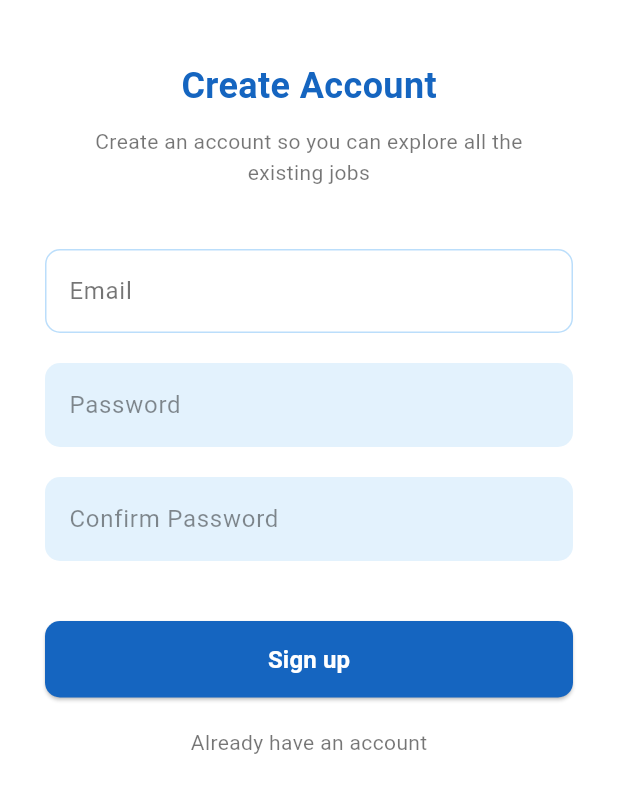
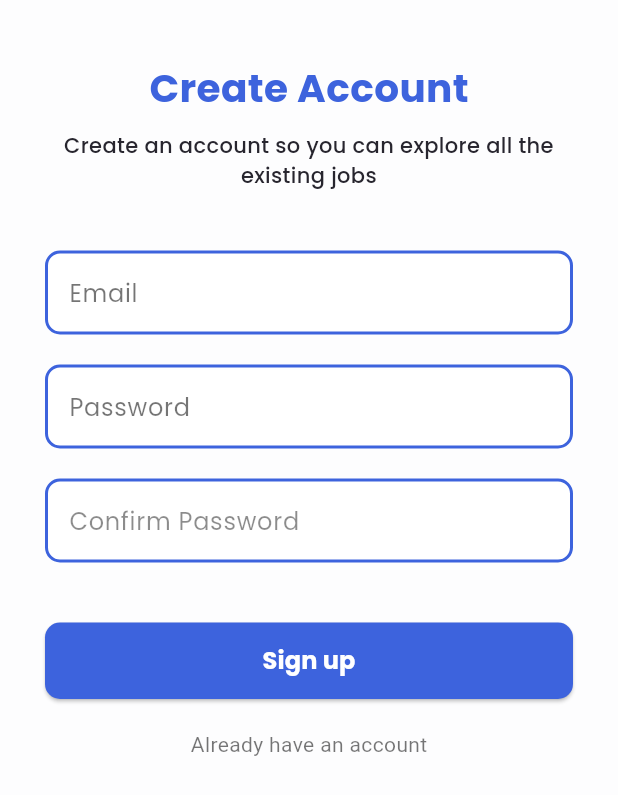
Before and after one commit to orangearinge/Alysa-Mobile, a Flutter app: the screen it shows after launch, after a tap on "Create an account", on a phone screen of 412 x 824 dp. Shown: the top 795 px of the screen. Run offline on Flutter 3.47's test engine with Material 3 defaults, Android fonts, the light colour scheme and no system bars; our stand-ins replace font_awesome_flutter, google_fonts; network calls fail.

Commit message:
Login n Welcome + Color

```diff
--- a/lib/main.dart
+++ b/lib/main.dart
@@ -15,7 +15,7 @@ class MyApp extends StatelessWidget {
   Widget build(BuildContext context) {
     return MaterialApp(
       debugShowCheckedModeBanner: false,
-      title: 'Dream Job App',
+      title: 'Alysa App',
       theme: ThemeData(
         colorScheme: ColorScheme.fromSeed(seedColor: Color(0xFF944E63)),
         useMaterial3: true,
--- a/lib/pages/create_account.dart
+++ b/lib/pages/create_account.dart
@@ -1,5 +1,7 @@
 import 'package:flutter/material.dart';
 import 'home_page.dart';
+import 'package:alysa_speak/theme/app_color.dart';
+import 'package:google_fonts/google_fonts.dart';
 
 class CreateAccountPage extends StatelessWidget {
   const CreateAccountPage({super.key});
@@ -11,7 +13,7 @@ class CreateAccountPage extends StatelessWidget {
     final confirmPasswordController = TextEditingController();
 
     return Scaffold(
-      backgroundColor: Colors.white,
+      backgroundColor: AppColors.background,
       body: SafeArea(
         child: Padding(
           padding: const EdgeInsets.symmetric(horizontal: 30, vertical: 40),
@@ -21,23 +23,23 @@ class CreateAccountPage extends StatelessWidget {
               children: [
                 // Judul
                 Text(
-                  'Create Account',
-                  style: TextStyle(
-                    color: Colors.blue[800],
-                    fontSize: 24,
-                    fontWeight: FontWeight.bold,
-                  ),
+                "Create Account",
+                style: GoogleFonts.poppins(
+                  fontSize: 26,
+                  fontWeight: FontWeight.bold,
+                  color: AppColors.primary,
                 ),
+              ),
                 const SizedBox(height: 10),
 
                 // Deskripsi
-                const Text(
+                Text(
                   'Create an account so you can explore all the\nexisting jobs',
                   textAlign: TextAlign.center,
-                  style: TextStyle(
-                    color: Colors.black54,
-                    fontSize: 14,
-                    height: 1.5,
+                  style: GoogleFonts.poppins(
+                  fontSize: 14,
+                  color: AppColors.textDark,
+                  fontWeight: FontWeight.w500,
                   ),
                 ),
                 const SizedBox(height: 40),
@@ -47,16 +49,16 @@ class CreateAccountPage extends StatelessWidget {
                   controller: emailController,
                   decoration: InputDecoration(
                     labelText: 'Email',
-                    labelStyle: const TextStyle(color: Colors.black54),
+                    labelStyle: GoogleFonts.poppins(color: Colors.black54),
                     filled: true,
                     fillColor: Colors.white,
                     focusedBorder: OutlineInputBorder(
                       borderSide:
-                          BorderSide(color: Colors.blue[800]!, width: 1.5),
+                          BorderSide(color: AppColors.primary, width: 2),
                       borderRadius: BorderRadius.circular(10),
                     ),
                     enabledBorder: OutlineInputBorder(
-                      borderSide: BorderSide(color: Colors.blue[100]!),
+                      borderSide: BorderSide(color: AppColors.primary, width: 2),
                       borderRadius: BorderRadius.circular(10),
                     ),
                   ),
@@ -68,13 +70,19 @@ class CreateAccountPage extends StatelessWidget {
                   controller: passwordController,
                   obscureText: true,
                   decoration: InputDecoration(
-                    hintText: 'Password',
+                    labelText: 'Password',
+                    labelStyle: GoogleFonts.poppins(color: Colors.black54),
                     hintStyle: const TextStyle(color: Colors.black45),
                     filled: true,
-                    fillColor: Colors.blue[50],
-                    border: OutlineInputBorder(
+                    fillColor: Colors.white,
+                    focusedBorder: OutlineInputBorder(
+                      borderSide:
+                          BorderSide(color: AppColors.primary, width: 2),
                       borderRadius: BorderRadius.circular(10),
-                      borderSide: BorderSide.none,
+                    ),
+                    enabledBorder: OutlineInputBorder(
+                      borderSide: BorderSide(color: AppColors.primary, width: 2),
+                      borderRadius: BorderRadius.circular(10),
                     ),
                   ),
                 ),
@@ -85,13 +93,18 @@ class CreateAccountPage extends StatelessWidget {
                   controller: confirmPasswordController,
                   obscureText: true,
                   decoration: InputDecoration(
-                    hintText: 'Confirm Password',
-                    hintStyle: const TextStyle(color: Colors.black45),
+                    labelText: 'Confirm Password',
+                    labelStyle: GoogleFonts.poppins(color: Colors.black45),
                     filled: true,
-                    fillColor: Colors.blue[50],
-                    border: OutlineInputBorder(
+                    fillColor: Colors.white,
+                    focusedBorder: OutlineInputBorder(
+                      borderSide:
+                          BorderSide(color: AppColors.primary, width: 2),
                       borderRadius: BorderRadius.circular(10),
-                      borderSide: BorderSide.none,
+                    ),
+                    enabledBorder: OutlineInputBorder(
+                      borderSide: BorderSide(color: AppColors.primary, width: 2),
+                      borderRadius: BorderRadius.circular(10),
                     ),
                   ),
                 ),
@@ -111,16 +124,16 @@ class CreateAccountPage extends StatelessWidget {
                       );
                     },
                     style: ElevatedButton.styleFrom(
-                      backgroundColor: Colors.blue[800],
+                      backgroundColor: AppColors.primary,
                       foregroundColor: Colors.white,
                       padding: const EdgeInsets.symmetric(vertical: 14),
                       shape: RoundedRectangleBorder(
                         borderRadius: BorderRadius.circular(10),
                       ),
                     ),
-                    child: const Text(
+                    child: Text(
                       'Sign up',
-                      style: TextStyle(
+                      style: GoogleFonts.poppins(
                         fontSize: 16,
                         fontWeight: FontWeight.bold,
                       ),
--- a/lib/pages/login_page.dart
+++ b/lib/pages/login_page.dart
@@ -1,5 +1,6 @@
 import 'package:flutter/material.dart';
 import 'package:google_fonts/google_fonts.dart';
+import 'package:alysa_speak/theme/app_color.dart';
 
 class LoginPage extends StatelessWidget {
   const LoginPage({super.key});
@@ -7,7 +8,7 @@ class LoginPage extends StatelessWidget {
   @override
   Widget build(BuildContext context) {
     return Scaffold(
-      backgroundColor: Colors.white,
+      backgroundColor: AppColors.background,
       body: SafeArea(
         child: Padding(
           padding: const EdgeInsets.symmetric(horizontal: 24.0, vertical: 32),
@@ -22,7 +23,7 @@ class LoginPage extends StatelessWidget {
                 style: GoogleFonts.poppins(
                   fontSize: 26,
                   fontWeight: FontWeight.bold,
-                  color: const Color(0xFF1565D8),
+                  color: AppColors.primary,
                 ),
               ),
               const SizedBox(height: 8),
@@ -33,7 +34,7 @@ class LoginPage extends StatelessWidget {
                 textAlign: TextAlign.center,
                 style: GoogleFonts.poppins(
                   fontSize: 14,
-                  color: Colors.black87,
+                  color: AppColors.textDark,
                   fontWeight: FontWeight.w500,
                 ),
               ),
@@ -46,11 +47,11 @@ class LoginPage extends StatelessWidget {
                   labelStyle: GoogleFonts.poppins(color: Colors.black54),
                   enabledBorder: OutlineInputBorder(
                     borderRadius: BorderRadius.circular(8),
-                    borderSide: const BorderSide(color: Color(0xFF1565D8)),
+                    borderSide: const BorderSide(color: AppColors.primary, width: 2),
                   ),
                   focusedBorder: OutlineInputBorder(
                     borderRadius: BorderRadius.circular(8),
-                    borderSide: const BorderSide(color: Color(0xFF1565D8), width: 2),
+                    borderSide: const BorderSide(color: AppColors.primary, width: 2),
                   ),
                 ),
               ),
@@ -64,11 +65,11 @@ class LoginPage extends StatelessWidget {
                   labelStyle: GoogleFonts.poppins(color: Colors.black54),
                   enabledBorder: OutlineInputBorder(
                     borderRadius: BorderRadius.circular(8),
-                    borderSide: const BorderSide(color: Colors.grey),
+                    borderSide: const BorderSide(color: AppColors.primary, width: 2),
                   ),
                   focusedBorder: OutlineInputBorder(
                     borderRadius: BorderRadius.circular(8),
-                    borderSide: const BorderSide(color: Color(0xFF1565D8), width: 2),
+                    borderSide: const BorderSide(color: AppColors.primary, width: 2),
                   ),
                 ),
               ),
@@ -83,7 +84,7 @@ class LoginPage extends StatelessWidget {
                   child: Text(
                     "Forgot your password?",
                     style: GoogleFonts.poppins(
-                      color: const Color(0xFF1565D8),
+                      color: AppColors.primary,
                       fontSize: 13,
                       fontWeight: FontWeight.w500,
                     ),
@@ -100,7 +101,7 @@ class LoginPage extends StatelessWidget {
                 child: ElevatedButton(
                   onPressed: () {},
                   style: ElevatedButton.styleFrom(
-                    backgroundColor: const Color(0xFF1565D8),
+                    backgroundColor: AppColors.primary,
                     shape: RoundedRectangleBorder(
                       borderRadius: BorderRadius.circular(10),
                     ),
@@ -138,9 +139,10 @@ class LoginPage extends StatelessWidget {
                 height: 50,
                 child: OutlinedButton.icon(
                   onPressed: () {},
-                  icon: Image.network(
-                    'https://upload.wikimedia.org/wikipedia/commons/4/4e/Gmail_Icon.png',
-                    height: 22,
+                  icon: Image.asset(
+                    'assets/images/Google.png',
+                    width: 40,
+                    height: 40,
                   ),
                   label: Text(
                     "Continue with Google",
--- a/lib/pages/welcome_screen.dart
+++ b/lib/pages/welcome_screen.dart
@@ -1,6 +1,8 @@
 import 'package:flutter/material.dart';
+import 'package:google_fonts/google_fonts.dart';
 import 'create_account.dart';
 import 'login_page.dart';
+import 'package:alysa_speak/theme/app_color.dart';
 
 class WelcomePage extends StatelessWidget {
   const WelcomePage({super.key});
@@ -8,7 +10,7 @@ class WelcomePage extends StatelessWidget {
   @override
   Widget build(BuildContext context) {
     return Scaffold(
-      backgroundColor: Colors.white,
+      backgroundColor: AppColors.background,
       body: SafeArea(
         child: Stack(
           children: [
@@ -18,25 +20,25 @@ class WelcomePage extends StatelessWidget {
               left: -30,
               child: CircleAvatar(
                 radius: 70,
-                backgroundColor: Colors.blue[100],
+                backgroundColor: AppColors.secondary,
               ),
             ),
             Positioned(
               top: 200,
               right: 20,
-              child: CircleAvatar(radius: 40, backgroundColor: Colors.blue[50]),
+              child: CircleAvatar(radius: 40, backgroundColor: AppColors.secondary),
             ),
             Positioned(
               bottom: 0,
               left: 0,
               right: 0,
               child: Container(
-                height: 280,
+                height: 450,
                 decoration: BoxDecoration(
-                  color: Colors.blue[50],
+                  color: AppColors.secondary,
                   borderRadius: const BorderRadius.only(
-                    topLeft: Radius.circular(300),
-                    topRight: Radius.circular(300),
+                    topLeft: Radius.circular(100),
+                    topRight: Radius.circular(100),
                   ),
                 ),
               ),
@@ -48,30 +50,30 @@ class WelcomePage extends StatelessWidget {
               child: Column(
                 mainAxisAlignment: MainAxisAlignment.end,
                 children: [
-                  const SizedBox(height: 80),
+                  const SizedBox(height: 60),
 
                   // Nama Aplikasi
                   Text(
                     'Alysa',
-                    style: TextStyle(
-                      color: Colors.blue[800],
-                      fontSize: 50,
+                    style: GoogleFonts.poppins(
+                      color: AppColors.primary,
+                      fontSize: 60,
                       fontWeight: FontWeight.bold,
                     ),
                   ),
-                  const SizedBox(height: 15),
+                  const SizedBox(height: 35),
 
                   // Deskripsi
                   const Text(
                     'Explore all the existing job roles based on your\ninterest and study major',
                     textAlign: TextAlign.center,
                     style: TextStyle(
-                      color: Colors.black54,
+                      color: AppColors.textDark,
                       fontSize: 14,
                       height: 1.5,
                     ),
                   ),
-                  const SizedBox(height: 40),
+                  const SizedBox(height: 30),
 
                   // Tombol Create an Account
                   SizedBox(
@@ -86,9 +88,9 @@ class WelcomePage extends StatelessWidget {
                         );
                       },
                       style: ElevatedButton.styleFrom(
-                        backgroundColor: Colors.blue[800],
-                        foregroundColor: Colors.white,
-                        padding: const EdgeInsets.symmetric(vertical: 14),
+                        backgroundColor: AppColors.primary,
+                        foregroundColor: AppColors.textLight,
+                        padding: const EdgeInsets.symmetric(vertical: 20),
                         shape: RoundedRectangleBorder(
                           borderRadius: BorderRadius.circular(10),
                         ),
@@ -110,7 +112,7 @@ class WelcomePage extends StatelessWidget {
                     children: [
                       const Text(
                         'Already have an account? ',
-                        style: TextStyle(color: Colors.black54),
+                        style: TextStyle(color: AppColors.textDark),
                       ),
                       GestureDetector(
                         onTap: () {
@@ -124,14 +126,14 @@ class WelcomePage extends StatelessWidget {
                         child: const Text(
                           'Log in',
                           style: TextStyle(
-                            color: Colors.blue,
+                            color: AppColors.primary,
                             fontWeight: FontWeight.bold,
                           ),
                         ),
                       ),
                     ],
                   ),
-                  const SizedBox(height: 30),
+                  const SizedBox(height: 70),
                 ],
               ),
             ),
--- /dev/null
+++ b/lib/theme/app_color.dart
@@ -0,0 +1,19 @@
+import 'package:flutter/material.dart';
+
+
+class AppColors {
+  AppColors._();
+
+  static const Color primary = Color(0xFF3D63DD);
+  static const Color secondary = Color(0xFFE5EEFF);
+
+  // Definisikan warna pendukung (Utility)
+  static const Color background = Color(0xFFFDFDFE); // Abu-abu muda
+  static const Color textDark = Color(0xFF27252E);
+  static const Color textLight = Color(0xFFFFFFFF);
+
+  // Definisikan warna status
+  static const Color success = Color(0xFF28A745);
+  static const Color warning = Color(0xFFFFC107);
+  static const Color error = Color(0xFFDC3545);
+}
```
Also changed, not shown: pubspec.yaml (+2 -6 lines), assets/images/Google.png (added), assets/images/learning_page.png (renamed from lib/assets/images/learning_page.png).
